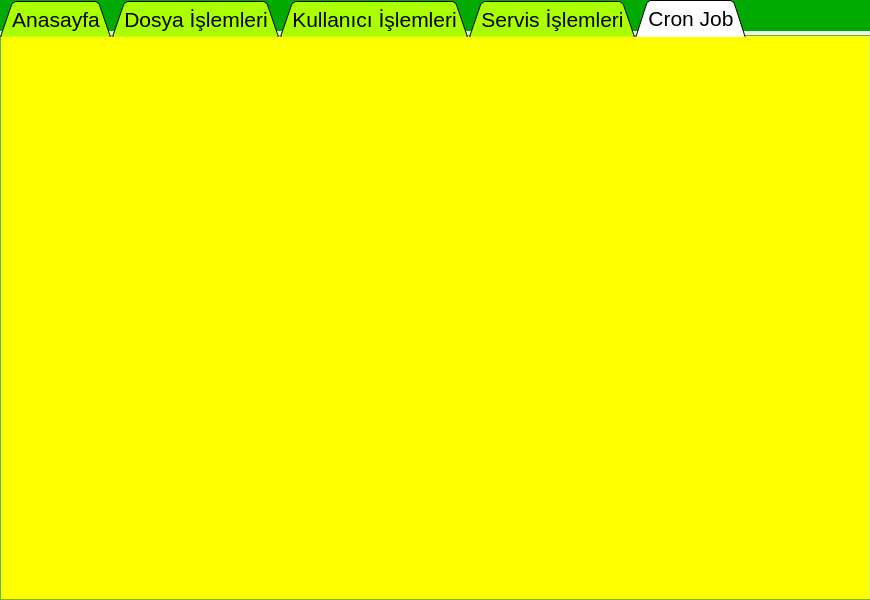
This is MainGUI.ui in Slmdlgl40/LinuxSystemManagement as Qt 5 draws it before an edit. The edited form follows.
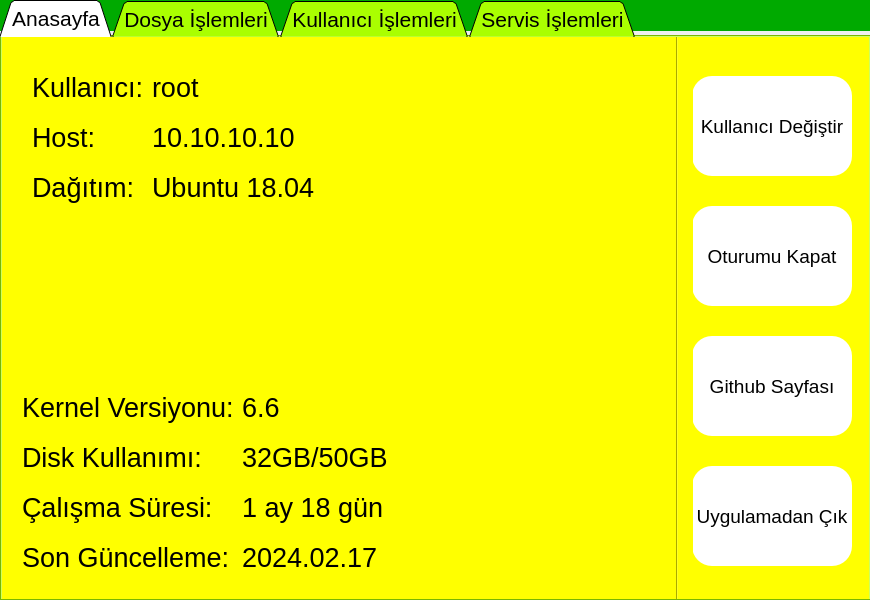
This is the edited form. The open tabs and pages were chosen to show the change. Icons and pictures are not drawn.

Commit message: Cronjob sayfası, cronlar /etc/crontab dosyası ile düzenlenmesi gerektiği ve bu işlem dosya işlemleri bölümü ile yapılabildiği için kaldırıldı

Diff of the .ui file:
```diff
--- a/MainGUI.ui
+++ b/MainGUI.ui
@@ -1488,28 +1488,6 @@
       </widget>
      </widget>
     </widget>
-    <widget class="QWidget" name="tab_5">
-     <attribute name="icon">
-      <iconset resource="images/images.qrc">
-       <normaloff>:/images/time.png</normaloff>:/images/time.png</iconset>
-     </attribute>
-     <attribute name="title">
-      <string>Cron Job</string>
-     </attribute>
-     <widget class="QWidget" name="widget_6" native="true">
-      <property name="geometry">
-       <rect>
-        <x>0</x>
-        <y>0</y>
-        <width>1001</width>
-        <height>571</height>
-       </rect>
-      </property>
-      <property name="styleSheet">
-       <string notr="true">background-color:yellow</string>
-      </property>
-     </widget>
-    </widget>
    </widget>
    <widget class="QWidget" name="widget_5" native="true">
     <property name="geometry">
```
Left out of the diff: 16 changed lines with no effect on the pictures.
